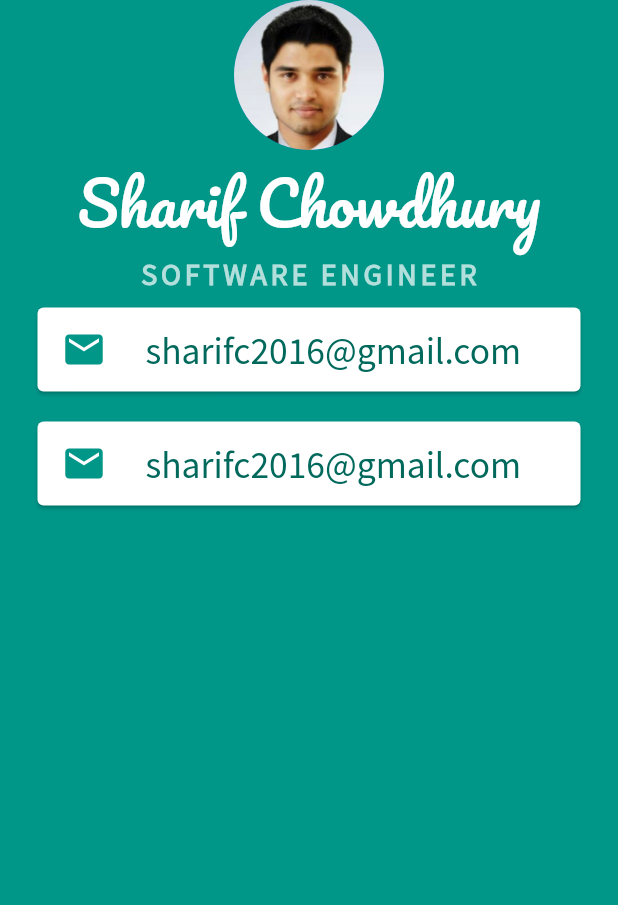
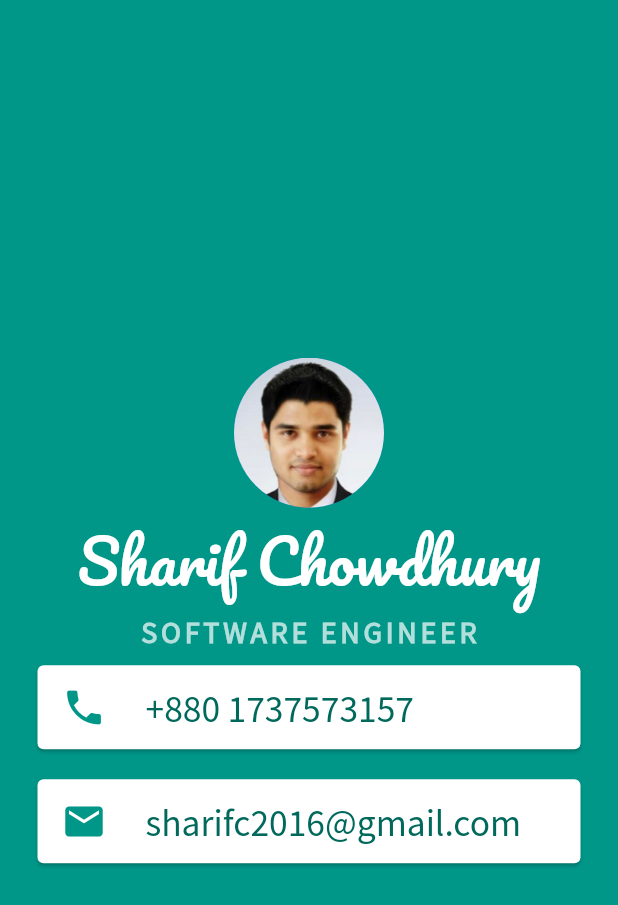
Before and after one commit to sharifc2016/my_card, a Flutter app: the screen it shows after launch, on a phone screen of 412 x 824 dp. Shown: the top 905 px of the screen. Run offline on Flutter 3.47's test engine with Material 2 defaults, Android fonts, the phone set to English and light mode, and no system bars.

Commit message:
change column mainAxisAlignment

```diff
--- a/lib/main.dart
+++ b/lib/main.dart
@@ -14,6 +14,7 @@ class MyApp extends StatelessWidget {
         backgroundColor: Colors.teal,
         body: SafeArea(
           child: Column(
+            mainAxisAlignment: MainAxisAlignment.center,
             children: [
               CircleAvatar(
                 radius: 50,
@@ -42,12 +43,12 @@ class MyApp extends StatelessWidget {
                 margin: EdgeInsets.symmetric(vertical: 10.0, horizontal: 25.0),
                 child: ListTile(
                   leading: Icon(
-                    Icons.email,
+                    Icons.phone,
                     color: Colors.teal,
                     size: 30.0,
                   ),
                   title: Text(
-                    'sharifc2016@gmail.com',
+                    '+880 1737573157',
                     style: TextStyle(
                       color: Colors.teal.shade800,
                       fontFamily: 'SourceSansPro',
```
